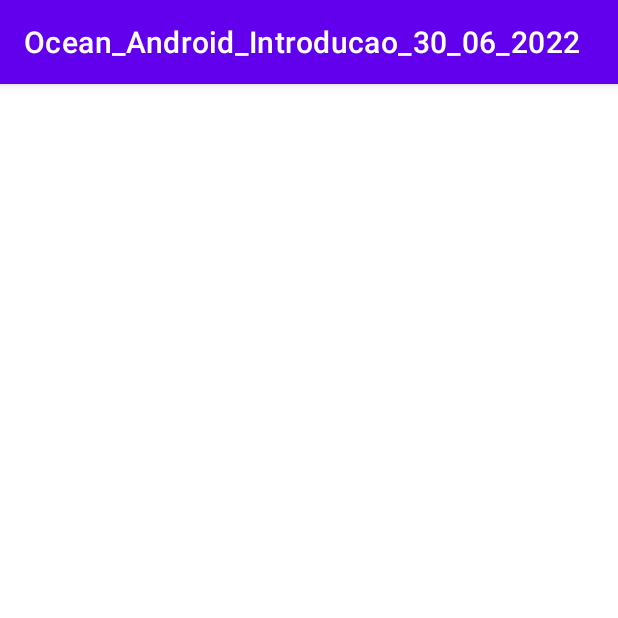
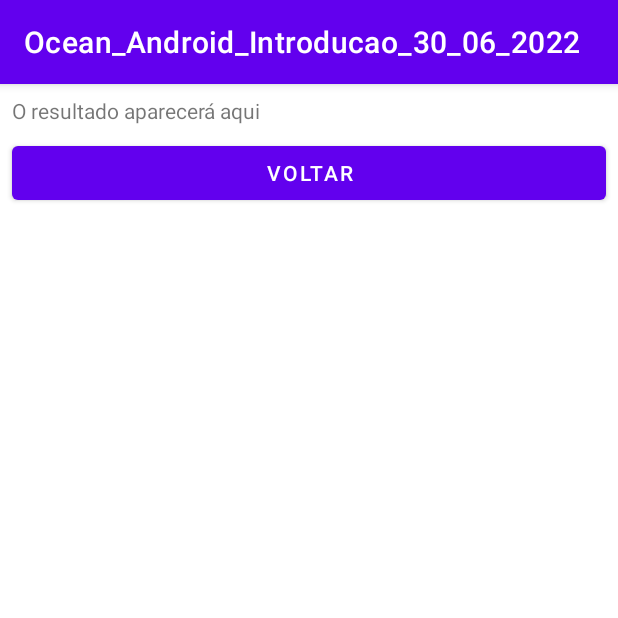
Before and after one commit to paulosalvatore/Ocean_Android_Introducao_30_06_2022, an Android app: the ResultadoActivity screen opened directly, with no data from a screen before it, on a phone screen of 412 x 824 dp, the top half of it. Run offline under Robolectric (Android 15) with nearby library versions, the phone set to English and light mode, and no system bars.

Commit message:
Criação do textView e button na activity_resultado

```diff
--- a/app/src/main/res/layout/activity_resultado.xml
+++ b/app/src/main/res/layout/activity_resultado.xml
@@ -6,4 +6,31 @@
     android:layout_height="match_parent"
     tools:context=".ResultadoActivity">
 
+    <TextView
+        android:id="@+id/tvResultado"
+        android:layout_width="0dp"
+        android:layout_height="wrap_content"
+        android:layout_marginStart="8dp"
+        android:layout_marginLeft="8dp"
+        android:layout_marginTop="8dp"
+        android:layout_marginEnd="8dp"
+        android:layout_marginRight="8dp"
+        android:text="O resultado aparecerá aqui"
+        app:layout_constraintEnd_toEndOf="parent"
+        app:layout_constraintStart_toStartOf="parent"
+        app:layout_constraintTop_toTopOf="parent" />
+
+    <Button
+        android:id="@+id/btVoltar"
+        android:layout_width="0dp"
+        android:layout_height="wrap_content"
+        android:layout_marginStart="8dp"
+        android:layout_marginLeft="8dp"
+        android:layout_marginTop="8dp"
+        android:layout_marginEnd="8dp"
+        android:layout_marginRight="8dp"
+        android:text="Voltar"
+        app:layout_constraintEnd_toEndOf="parent"
+        app:layout_constraintStart_toStartOf="parent"
+        app:layout_constraintTop_toBottomOf="@+id/tvResultado" />
 </androidx.constraintlayout.widget.ConstraintLayout>
```
